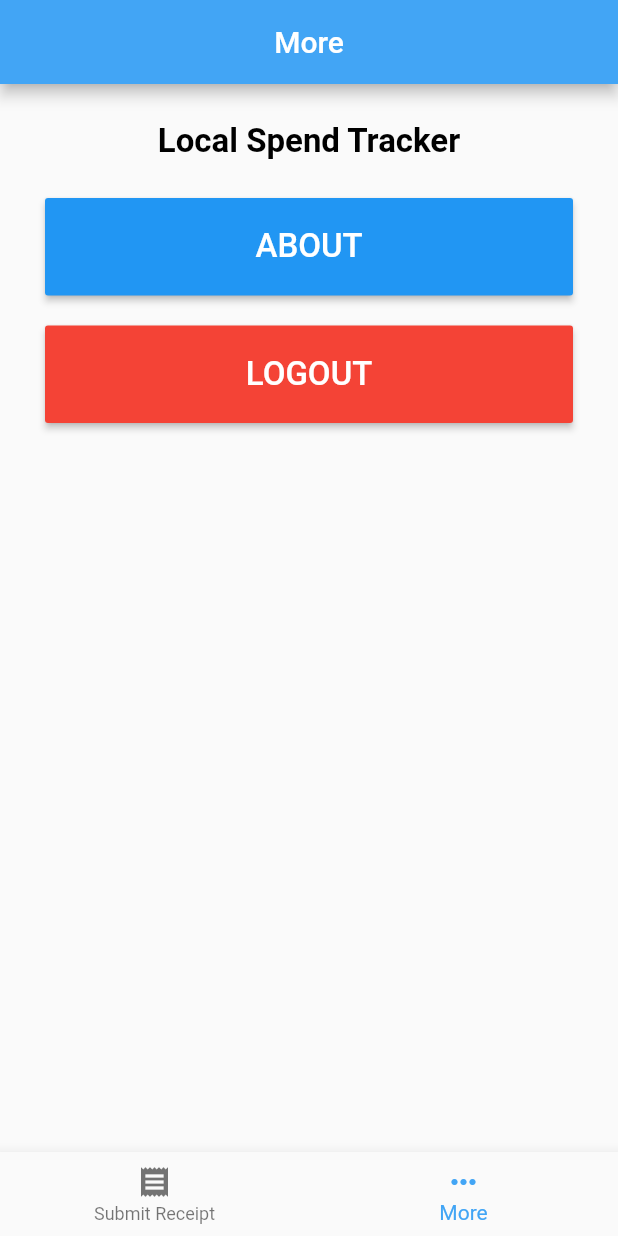
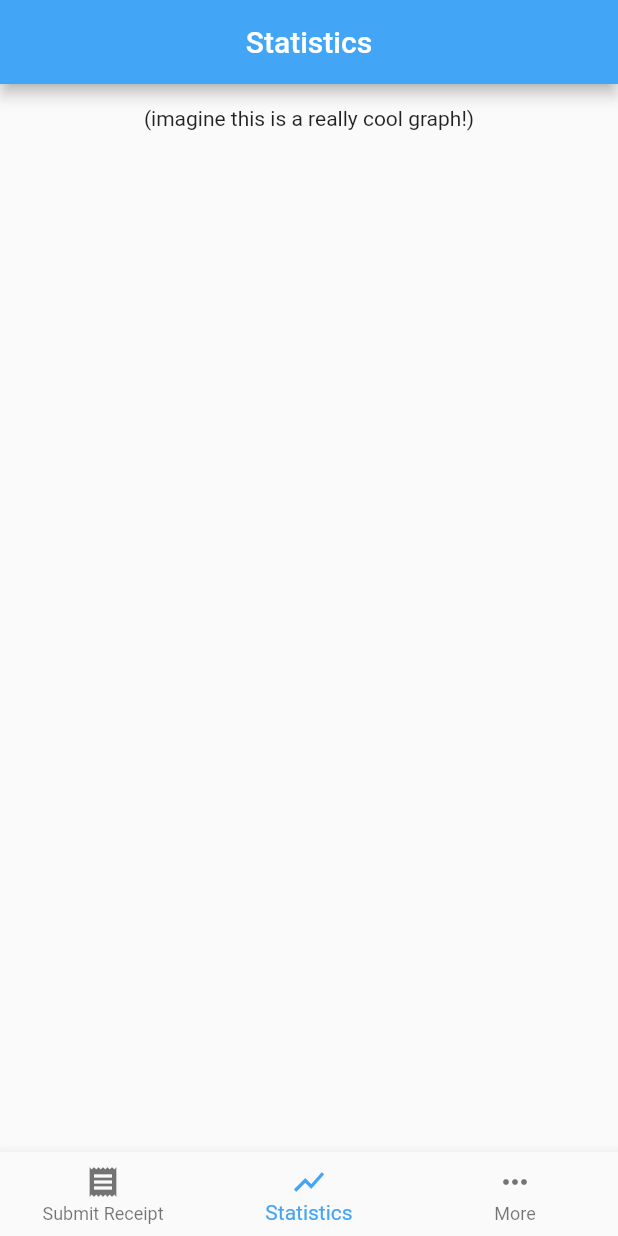
Before and after one commit to Pear-Trading/LocalSpend-Tracker, a Flutter app: the HomePageWidget screen opened directly, item 2 of the bottom bar chosen, on a phone screen of 412 x 824 dp. Run offline on Flutter 3.47's test engine with Material 2 defaults, Android fonts, the phone set to English and light mode, and no system bars; our stand-ins replace datetime_picker_formfield, shared_preferences; accounts and stored records are empty; generated files the repository leaves out were written again.

Commit message:
Changed navigation a bit, added 'stats' section
sections are easy to add and remove

```diff
--- a/lib/main.dart
+++ b/lib/main.dart
@@ -3,7 +3,7 @@ import 'package:local_spend/pages/home_page.dart';
 import 'package:local_spend/pages/login_page.dart';
 import 'package:local_spend/pages/receipt_page.dart';
 import 'package:local_spend/pages/spash_screen.dart';
-import 'package:local_spend/pages/settings.dart';
+import 'package:local_spend/pages/more_page.dart';
 import 'package:flutter_localizations/flutter_localizations.dart';
 
 void main() {
@@ -32,7 +32,7 @@ class MyApp extends StatelessWidget {
         "/HomePage": (BuildContext context) => HomePage(),
         "/LoginPage": (BuildContext context) => LoginPage(),
         "/ReceiptPage": (BuildContext context) => ReceiptPage(),
-        "/SettingsPage": (BuildContext context) => SettingsPage(),
+        "/MorePage": (BuildContext context) => MorePage(),
       },
       home: SplashScreen(),
     );
--- a/lib/pages/home_page.dart
+++ b/lib/pages/home_page.dart
@@ -1,6 +1,7 @@
 import 'package:flutter/material.dart';
 import 'package:local_spend/pages/receipt_page.dart';
-import 'package:local_spend/pages/settings.dart';
+import 'package:local_spend/pages/more_page.dart';
+import 'package:local_spend/pages/stats_page.dart';
 
 class HomePage extends StatelessWidget {
   static String _title = 'Text here';
@@ -27,7 +28,8 @@ class _HomePageState extends State<HomePageWidget> {
   TextStyle(fontSize: 30, fontWeight: FontWeight.bold);
   static List<Widget> _widgetOptions = <Widget>[
     ReceiptPage(),
-    SettingsPage()
+    StatsPage(),
+    MorePage()
   ];
 
   void _onItemTapped(int index) {
@@ -49,6 +51,10 @@ class _HomePageState extends State<HomePageWidget> {
             title: Text('Submit Receipt'),
           ),
           BottomNavigationBarItem(
+            icon: Icon(Icons.show_chart),
+            title: Text('Statistics'),
+          ),
+          BottomNavigationBarItem(
             icon: Icon(Icons.more_horiz),
             title: Text('More'),
           ),
--- a/lib/pages/settings.dart
+++ b/lib/pages/more_page.dart
@@ -10,14 +10,14 @@ import 'package:local_spend/common/functions/showDialogTwoButtons.dart';
 const URL = "https://flutter.io/";
 const demonstration = false;
 
-class SettingsPage extends StatefulWidget {
+class MorePage extends StatefulWidget {
   @override
   State<StatefulWidget> createState() {
-    return new SettingsPageState();
+    return new MorePageState();
   }
 }
 
-class SettingsPageState extends State<SettingsPage> {
+class MorePageState extends State<MorePage> {
   FocusNode focusNode;  // added so focus can move automatically
 
   DateTime date;
@@ -25,7 +25,7 @@ class SettingsPageState extends State<SettingsPage> {
   @override
   void initState() {
     super.initState();
-    _saveCurrentRoute("/SettingsPageState");
+    _saveCurrentRoute("/MorePageState");
 
     focusNode = FocusNode();
   }
--- /dev/null
+++ b/lib/pages/stats_page.dart
@@ -0,0 +1,66 @@
+
+import 'package:flutter/material.dart';
+import 'package:local_spend/common/platform/platform_scaffold.dart';
+import 'package:shared_preferences/shared_preferences.dart';
+import 'package:local_spend/common/functions/logout.dart';
+import 'package:url_launcher/url_launcher.dart';
+import 'package:local_spend/common/functions/customAbout.dart' as custom;
+import 'package:local_spend/common/functions/showDialogTwoButtons.dart';
+
+const URL = "https://flutter.io/";
+const demonstration = false;
+
+class StatsPage extends StatefulWidget {
+  @override
+  State<StatefulWidget> createState() {
+    return new StatsPageState();
+  }
+}
+
+class StatsPageState extends State<StatsPage> {
+
+  @override
+  void initState() {
+    super.initState();
+    _saveCurrentRoute("/StatsPageState");
+  }
+
+  @override
+  void dispose() {
+    super.dispose();
+  }
+
+  _saveCurrentRoute(String lastRoute) async {
+    SharedPreferences preferences = await SharedPreferences.getInstance();
+    await preferences.setString('LastPageRoute', lastRoute);
+  }
+
+  @override
+  Widget build(BuildContext context) {
+    return PlatformScaffold(
+      appBar: AppBar(
+        backgroundColor: Colors.blue[400],
+        title: Text(
+          "Statistics",
+          style: TextStyle(
+            fontSize: 20,
+            color: Colors.white,
+          ),
+        ),
+//          leading: BackButton(),
+        centerTitle: true,
+        iconTheme: IconThemeData(color: Colors.black),
+      ),
+
+      body: Container(
+        padding: EdgeInsets.fromLTRB(0, 15, 0, 0),
+        child: Column(
+          children: <Widget>[
+            // some graphs and charts here etc
+            Center(child : Text("(imagine this is a really cool graph!)"),)
+          ],
+        ),
+      ),
+    );
+  }
+}
```
Also changed, not shown: lib/pages/receipt_page.dart (+6 -4 lines), pubspec.lock.
